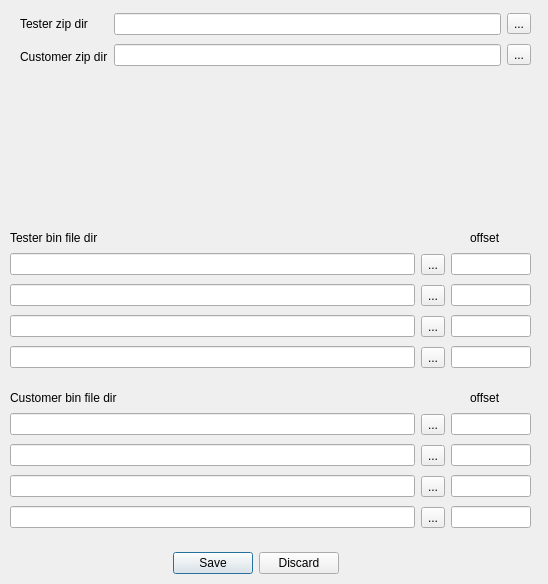
This is PyQTUI/childrenForm.ui in wangyixu12/Esp32DownloadTools as Qt 5 draws it before an edit. The edited form follows.
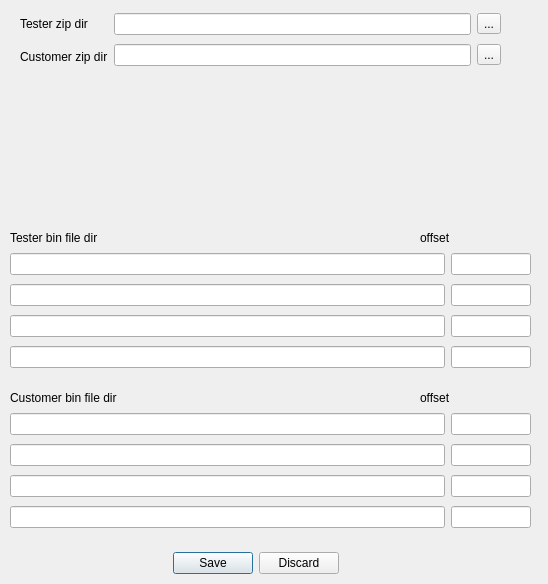
This is the edited form.

Commit message: 删除配置窗口中的设置路径按钮

The edit to the form file:
```diff
--- a/PyQTUI/childrenForm.ui
+++ b/PyQTUI/childrenForm.ui
@@ -54,7 +54,7 @@
   <widget class="QLabel" name="label_3">
    <property name="geometry">
     <rect>
-     <x>470</x>
+     <x>420</x>
      <y>230</y>
      <width>41</width>
      <height>16</height>
@@ -67,7 +67,7 @@
   <widget class="QLabel" name="label_4">
    <property name="geometry">
     <rect>
-     <x>470</x>
+     <x>420</x>
      <y>390</y>
      <width>41</width>
      <height>16</height>
@@ -127,36 +127,7 @@
      </layout>
     </item>
     <item>
-     <layout class="QVBoxLayout" name="verticalLayout_3">
-      <item>
-       <widget class="QToolButton" name="custBinOptBtn_1">
-        <property name="text">
-         <string>...</string>
-        </property>
-       </widget>
-      </item>
-      <item>
-       <widget class="QToolButton" name="custBinOptBtn_2">
-        <property name="text">
-         <string>...</string>
-        </property>
-       </widget>
-      </item>
-      <item>
-       <widget class="QToolButton" name="custBinOptBtn_3">
-        <property name="text">
-         <string>...</string>
-        </property>
-       </widget>
-      </item>
-      <item>
-       <widget class="QToolButton" name="custBinOptBtn_4">
-        <property name="text">
-         <string>...</string>
-        </property>
-       </widget>
-      </item>
-     </layout>
+     <layout class="QVBoxLayout" name="verticalLayout_3"/>
     </item>
     <item>
      <layout class="QVBoxLayout" name="verticalLayout_2">
@@ -264,36 +235,7 @@
        </layout>
       </item>
       <item>
-       <layout class="QVBoxLayout" name="verticalLayout_8">
-        <item>
-         <widget class="QToolButton" name="pieBinOptBtn_1">
-          <property name="text">
-           <string>...</string>
-          </property>
-         </widget>
-        </item>
-        <item>
-         <widget class="QToolButton" name="pieBinOptBtn_2">
-          <property name="text">
-           <string>...</string>
-          </property>
-         </widget>
-        </item>
-        <item>
-         <widget class="QToolButton" name="pieBinOptBtn_3">
-          <property name="text">
-           <string>...</string>
-          </property>
-         </widget>
-        </item>
-        <item>
-         <widget class="QToolButton" name="pieBinOptBtn_4">
-          <property name="text">
-           <string>...</string>
-          </property>
-         </widget>
-        </item>
-       </layout>
+       <layout class="QVBoxLayout" name="verticalLayout_8"/>
       </item>
       <item>
        <layout class="QVBoxLayout" name="verticalLayout_9">
@@ -369,7 +311,7 @@
     <rect>
      <x>20</x>
      <y>10</y>
-     <width>511</width>
+     <width>481</width>
      <height>60</height>
     </rect>
    </property>
```
Left out of the diff: 8 changed lines with no effect on the pictures. The commit also changes 2 other files.
